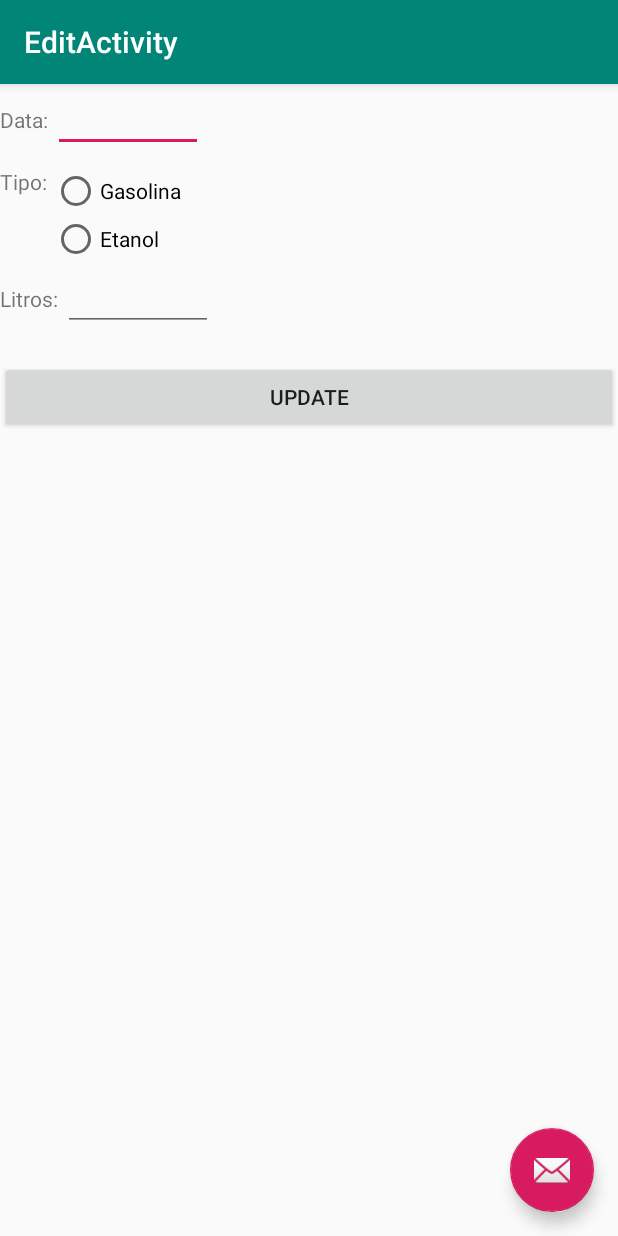
After one commit to lucaswatanuki/gasapp, an Android app: the EditActivity screen opened directly, with no data from a screen before it, on a phone screen of 412 x 824 dp. The commit adds this screen. Run offline under Robolectric (Android 15) with nearby library versions, the phone set to English and light mode, and no system bars; our stand-ins replace Firebase (no records; nobody signed in at launch, a user with empty details on screens opened directly).

Commit message:
Delete e Update dos itens de Histórico + arrumar design da EditActivity

```diff
--- /dev/null
+++ b/app/src/main/java/br/unicamp/ft/l202143_f197054/EditActivity.java
@@ -0,0 +1,103 @@
+package br.unicamp.ft.l202143_f197054;
+
+import android.os.Bundle;
+import android.support.annotation.NonNull;
+import android.support.design.widget.FloatingActionButton;
+import android.support.design.widget.Snackbar;
+import android.support.v7.app.AppCompatActivity;
+import android.support.v7.widget.Toolbar;
+import android.view.View;
+import android.widget.Button;
+import android.widget.EditText;
+import android.widget.RadioGroup;
+import android.widget.Toast;
+
+import com.google.firebase.database.DataSnapshot;
+import com.google.firebase.database.DatabaseError;
+import com.google.firebase.database.DatabaseReference;
+import com.google.firebase.database.FirebaseDatabase;
+import com.google.firebase.database.Query;
+import com.google.firebase.database.ValueEventListener;
+
+public class EditActivity extends AppCompatActivity {
+
+    private EditText etData, etLitros;
+    private RadioGroup radioGroup;
+    private Button btnUpdate;
+    private View view;
+    String cData, litrao, cTipo;
+    DatabaseReference databaseReference;
+
+    @Override
+    protected void onCreate(Bundle savedInstanceState) {
+        super.onCreate(savedInstanceState);
+        setContentView(R.layout.activity_edit);
+        Toolbar toolbar = findViewById(R.id.toolbar);
+        setSupportActionBar(toolbar);
+
+        FloatingActionButton fab = findViewById(R.id.fab);
+        fab.setOnClickListener(new View.OnClickListener() {
+            @Override
+            public void onClick(View view) {
+                Snackbar.make(view, "Replace with your own action", Snackbar.LENGTH_LONG)
+                        .setAction("Action", null).show();
+            }
+        });
+
+        etData = findViewById(R.id.etEditData);
+        etLitros = findViewById(R.id.etEditLitros);
+        radioGroup = findViewById(R.id.rgEditTipo);
+        btnUpdate = findViewById(R.id.btnUpdate);
+
+        Bundle intent = getIntent().getExtras();
+        if (intent != null){
+            cData = intent.getString("cData");
+            etData.setText(cData);
+        }
+
+        btnUpdate.setOnClickListener(new View.OnClickListener() {
+            @Override
+            public void onClick(View v) {
+                updateDatabase();
+            }
+        });
+
+    }
+
+    private void updateDatabase() {
+        final String data = etData.getText().toString();
+        String tipoCombustivel = "";
+        try {
+
+            int id = radioGroup.getCheckedRadioButtonId();
+            if (id == R.id.rbEtanol) {
+                tipoCombustivel = "Etanol";
+            } else {
+                tipoCombustivel = "Gasolina";
+            }
+        } catch (Exception erro) {
+            erro.printStackTrace();
+            Toast.makeText(EditActivity.this, "Erro ao salvar informações", Toast.LENGTH_SHORT).show();
+        }
+
+        FirebaseDatabase mFirebaseDatabase = FirebaseDatabase.getInstance();
+        DatabaseReference mRef = mFirebaseDatabase.getReference("historico");
+
+        Query query = mRef.orderByChild("data").equalTo(cData);
+        query.addListenerForSingleValueEvent(new ValueEventListener() {
+            @Override
+            public void onDataChange(@NonNull DataSnapshot dataSnapshot) {
+                for (DataSnapshot dataSnapshot1 : dataSnapshot.getChildren()) {
+                    dataSnapshot1.getRef().child("data").setValue(data);
+                }
+                Toast.makeText(EditActivity.this, "Update com sucesso", Toast.LENGTH_SHORT).show();
+            }
+
+            @Override
+            public void onCancelled(@NonNull DatabaseError databaseError) {
+
+            }
+        });
+    }
+
+}
--- a/app/src/main/java/br/unicamp/ft/l202143_f197054/NotaFiscalFragment.java
+++ b/app/src/main/java/br/unicamp/ft/l202143_f197054/NotaFiscalFragment.java
@@ -13,6 +13,7 @@ import android.view.LayoutInflater;
 import android.view.View;
 import android.view.ViewGroup;
 import android.widget.Button;
+import android.widget.Toast;
 
 import com.google.android.gms.tasks.OnCompleteListener;
 import com.google.android.gms.tasks.Task;
@@ -78,9 +79,7 @@ public class NotaFiscalFragment extends Fragment {
                                                 public void onComplete(@NonNull Task<Uri> task) {
                                                     if (task.isSuccessful()) {
                                                         Log.v("URL - Online", task.getResult().toString());
-
-                                                        // Aqui
-
+                                                        Toast.makeText(getContext(), "NF enviada com sucesso!", Toast.LENGTH_SHORT).show();
                                                     }
                                                 }
                                             });
--- /dev/null
+++ b/app/src/main/res/layout/activity_edit.xml
@@ -0,0 +1,33 @@
+<?xml version="1.0" encoding="utf-8"?>
+<android.support.design.widget.CoordinatorLayout xmlns:android="http://schemas.android.com/apk/res/android"
+    xmlns:app="http://schemas.android.com/apk/res-auto"
+    xmlns:tools="http://schemas.android.com/tools"
+    android:layout_width="match_parent"
+    android:layout_height="match_parent"
+    tools:context=".EditActivity">
+
+    <android.support.design.widget.AppBarLayout
+        android:layout_width="match_parent"
+        android:layout_height="wrap_content"
+        android:theme="@style/AppTheme.AppBarOverlay">
+
+        <android.support.v7.widget.Toolbar
+            android:id="@+id/toolbar"
+            android:layout_width="match_parent"
+            android:layout_height="?attr/actionBarSize"
+            android:background="?attr/colorPrimary"
+            app:popupTheme="@style/AppTheme.PopupOverlay" />
+
+    </android.support.design.widget.AppBarLayout>
+
+    <include layout="@layout/content_edit" />
+
+    <android.support.design.widget.FloatingActionButton
+        android:id="@+id/fab"
+        android:layout_width="wrap_content"
+        android:layout_height="wrap_content"
+        android:layout_gravity="bottom|end"
+        android:layout_margin="@dimen/fab_margin"
+        app:srcCompat="@android:drawable/ic_dialog_email" />
+
+</android.support.design.widget.CoordinatorLayout>
--- /dev/null
+++ b/app/src/main/res/layout/content_edit.xml
@@ -0,0 +1,88 @@
+<?xml version="1.0" encoding="utf-8"?>
+<LinearLayout xmlns:android="http://schemas.android.com/apk/res/android"
+    xmlns:app="http://schemas.android.com/apk/res-auto"
+    xmlns:tools="http://schemas.android.com/tools"
+    android:layout_width="match_parent"
+    android:layout_height="match_parent"
+    app:layout_behavior="@string/appbar_scrolling_view_behavior"
+    tools:context=".EditActivity"
+    android:orientation="vertical"
+    tools:showIn="@layout/activity_edit">
+
+    <LinearLayout
+        android:layout_width="match_parent"
+        android:layout_height="wrap_content"
+        android:layout_marginBottom="10dp"
+        android:orientation="horizontal">
+
+        <TextView
+            android:id="@+id/tvEditData"
+            android:layout_width="wrap_content"
+            android:layout_height="wrap_content"
+            android:text="Data: " />
+
+        <EditText
+            android:id="@+id/etEditData"
+            android:layout_width="100dp"
+            android:layout_height="wrap_content"
+            android:inputType="date" />
+    </LinearLayout>
+
+
+    <LinearLayout
+        android:layout_width="match_parent"
+        android:layout_height="wrap_content"
+        android:orientation="horizontal">
+
+        <TextView
+            android:layout_width="wrap_content"
+            android:layout_height="wrap_content"
+            android:text="Tipo: " />
+
+        <RadioGroup
+            android:id="@+id/rgEditTipo"
+            android:layout_width="wrap_content"
+            android:layout_height="wrap_content">
+
+            <RadioButton
+                android:id="@+id/rbGasolina"
+                android:layout_width="wrap_content"
+                android:layout_height="wrap_content"
+                android:text="Gasolina" />
+
+            <RadioButton
+                android:id="@+id/rbEtanol"
+                android:layout_width="wrap_content"
+                android:layout_height="wrap_content"
+                android:text="Etanol"
+                />
+        </RadioGroup>
+
+
+    </LinearLayout>
+
+    <LinearLayout
+        android:layout_width="match_parent"
+        android:layout_height="wrap_content"
+        android:orientation="horizontal">
+
+        <TextView
+            android:layout_width="wrap_content"
+            android:layout_height="wrap_content"
+            android:text="Litros: " />
+
+        <EditText
+            android:id="@+id/etEditLitros"
+            android:layout_width="100dp"
+            android:layout_height="wrap_content" />
+    </LinearLayout>
+
+    <Button
+        android:id="@+id/btnUpdate"
+        android:layout_width="match_parent"
+        android:layout_height="wrap_content"
+        android:layout_marginTop="20dp"
+        android:text="Update"
+        />
+
+</LinearLayout>
--- a/app/src/main/res/layout/list_item.xml
+++ b/app/src/main/res/layout/list_item.xml
@@ -12,6 +12,7 @@
         android:layout_margin="5dp"
         app:cardCornerRadius="15dp"
         app:cardElevation="5dp"
+        android:id="@+id/card_view"
         android:clickable="true"
         app:contentPadding="4dp">
 
--- a/app/src/main/res/values/strings.xml
+++ b/app/src/main/res/values/strings.xml
@@ -22,7 +22,9 @@
         <item>Outros</item>
     </string-array>
 
-
+    <!-- TODO: Remove or change this placeholder text -->
+    <string name="hello_blank_fragment">Hello blank fragment</string>
+    <string name="title_activity_edit">EditActivity</string>
 
 
 </resources>
```
Also changed, not shown: app/src/main/AndroidManifest.xml (+5 -4 lines), app/src/main/java/br/unicamp/ft/l202143_f197054/EditFragment.java (added, +104 -0 lines), app/src/main/java/br/unicamp/ft/l202143_f197054/HistoricoFragment.java (+48 -6 lines), app/src/main/res/layout/fragment_edit.xml (added, +85 -0 lines).
